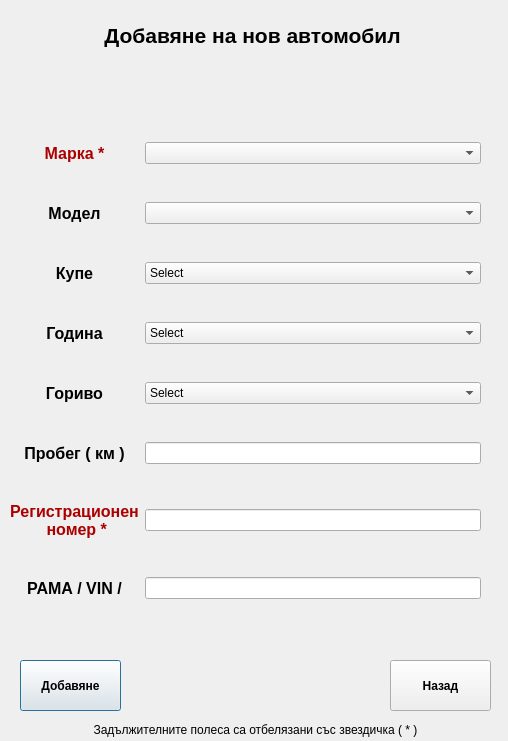
JohnnyBrawo/CarServ, file newauto.ui: the form before one commit.
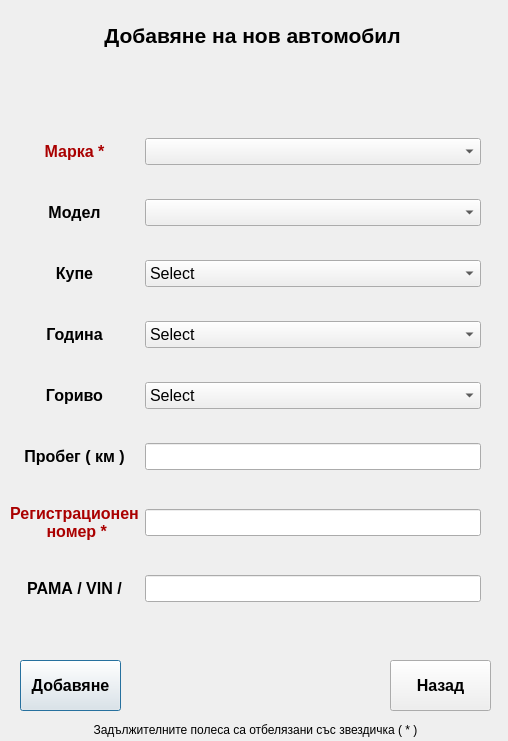
The form after the commit.

```diff
--- a/newauto.ui
+++ b/newauto.ui
@@ -24,6 +24,7 @@
    </property>
    <property name="font">
     <font>
+     <pointsize>12</pointsize>
      <weight>75</weight>
      <bold>true</bold>
     </font>
@@ -43,6 +44,7 @@
    </property>
    <property name="font">
     <font>
+     <pointsize>12</pointsize>
      <weight>75</weight>
      <bold>true</bold>
     </font>
@@ -92,6 +94,11 @@
         <verstretch>0</verstretch>
        </sizepolicy>
       </property>
+      <property name="font">
+       <font>
+        <pointsize>12</pointsize>
+       </font>
+      </property>
       <property name="styleSheet">
        <string notr="true"/>
       </property>
@@ -121,7 +128,13 @@
      </widget>
     </item>
     <item row="1" column="1">
-     <widget class="QComboBox" name="Combo_NewAuto_Model"/>
+     <widget class="QComboBox" name="Combo_NewAuto_Model">
+      <property name="font">
+       <font>
+        <pointsize>12</pointsize>
+       </font>
+      </property>
+     </widget>
     </item>
     <item row="2" column="0">
      <widget class="QLabel" name="L_NewAuto_Type">
@@ -142,6 +155,11 @@
     </item>
     <item row="2" column="1">
      <widget class="QComboBox" name="Combo_NewAuto_Type">
+      <property name="font">
+       <font>
+        <pointsize>12</pointsize>
+       </font>
+      </property>
       <item>
        <property name="text">
         <string>Select</string>
@@ -245,7 +263,13 @@
      </widget>
     </item>
     <item row="7" column="1">
-     <widget class="QLineEdit" name="LText_NewAutoRegNumber"/>
+     <widget class="QLineEdit" name="LText_NewAutoRegNumber">
+      <property name="font">
+       <font>
+        <pointsize>12</pointsize>
+       </font>
+      </property>
+     </widget>
     </item>
     <item row="8" column="0">
      <widget class="QLabel" name="L_NewAuto_VIN">
@@ -265,10 +289,21 @@
      </widget>
     </item>
     <item row="8" column="1">
-     <widget class="QLineEdit" name="LText_NewAutoVIN"/>
+     <widget class="QLineEdit" name="LText_NewAutoVIN">
+      <property name="font">
+       <font>
+        <pointsize>12</pointsize>
+       </font>
+      </property>
+     </widget>
     </item>
     <item row="3" column="1">
      <widget class="QComboBox" name="Combo_NewAuto_Year">
+      <property name="font">
+       <font>
+        <pointsize>12</pointsize>
+       </font>
+      </property>
       <property name="currentText">
        <string>Select</string>
       </property>
@@ -451,6 +486,11 @@
     </item>
     <item row="5" column="1">
      <widget class="QComboBox" name="Combo_NewAuto_Fuel">
+      <property name="font">
+       <font>
+        <pointsize>12</pointsize>
+       </font>
+      </property>
       <item>
        <property name="text">
         <string>Select</string>
@@ -509,7 +549,13 @@
      </widget>
     </item>
     <item row="6" column="1">
-     <widget class="QLineEdit" name="LText_NewAutoMillage"/>
+     <widget class="QLineEdit" name="LText_NewAutoMillage">
+      <property name="font">
+       <font>
+        <pointsize>12</pointsize>
+       </font>
+      </property>
+     </widget>
     </item>
     <item row="6" column="0">
      <widget class="QLabel" name="L_NewAuto_Fuel_2">
```
